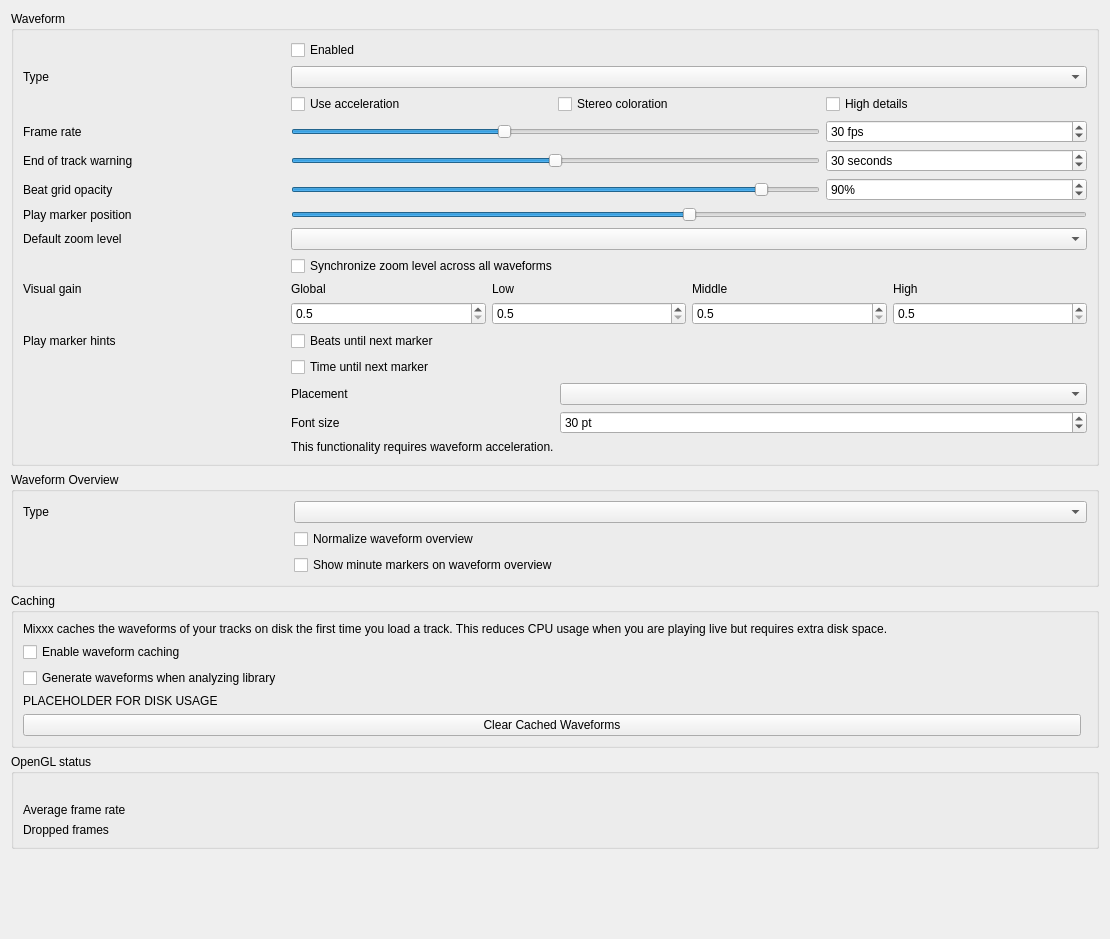
Before: the Qt Designer form src/preferences/dialog/dlgprefwaveformdlg.ui in mixxxdj/mixxx, drawn with Qt 5.
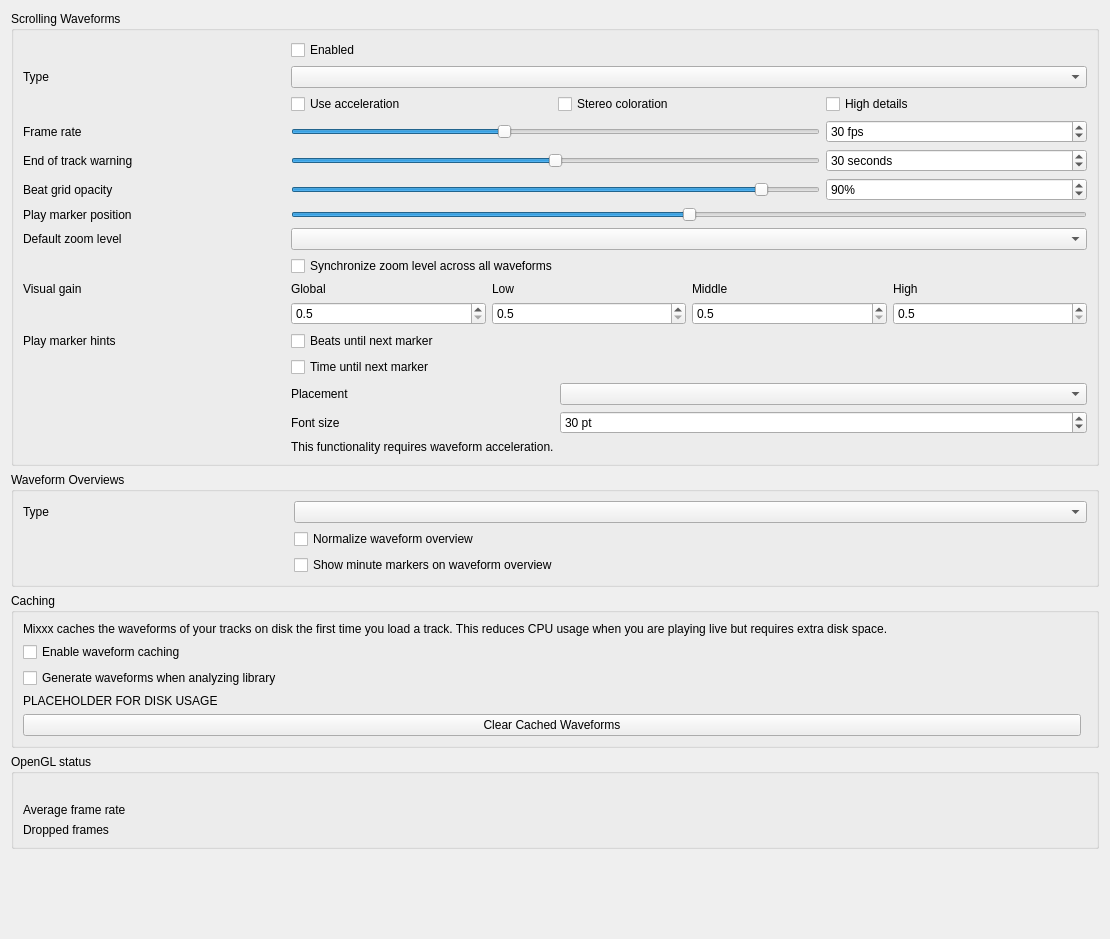
After: the same form once the commit is applied.

Commit message: Waveform prefs: group titles "Scrolling waveforms" / "Waveform overviews"

What changed in the file:
```diff
--- a/src/preferences/dialog/dlgprefwaveformdlg.ui
+++ b/src/preferences/dialog/dlgprefwaveformdlg.ui
@@ -18,7 +18,7 @@
    <item>
     <widget class="QGroupBox" name="waveform_groupbox">
      <property name="title">
-      <string>Waveform</string>
+      <string>Scrolling Waveforms</string>
      </property>
      <layout class="QGridLayout" name="waveform_layout">
 
@@ -586,7 +586,7 @@
    <item>
     <widget class="QGroupBox" name="overview_groupbox">
      <property name="title">
-      <string>Waveform Overview</string>
+      <string>Waveform Overviews</string>
      </property>
       <property name="alignment">
        <set>Qt::AlignLeading|Qt::AlignLeft|Qt::AlignTop</set>
```
